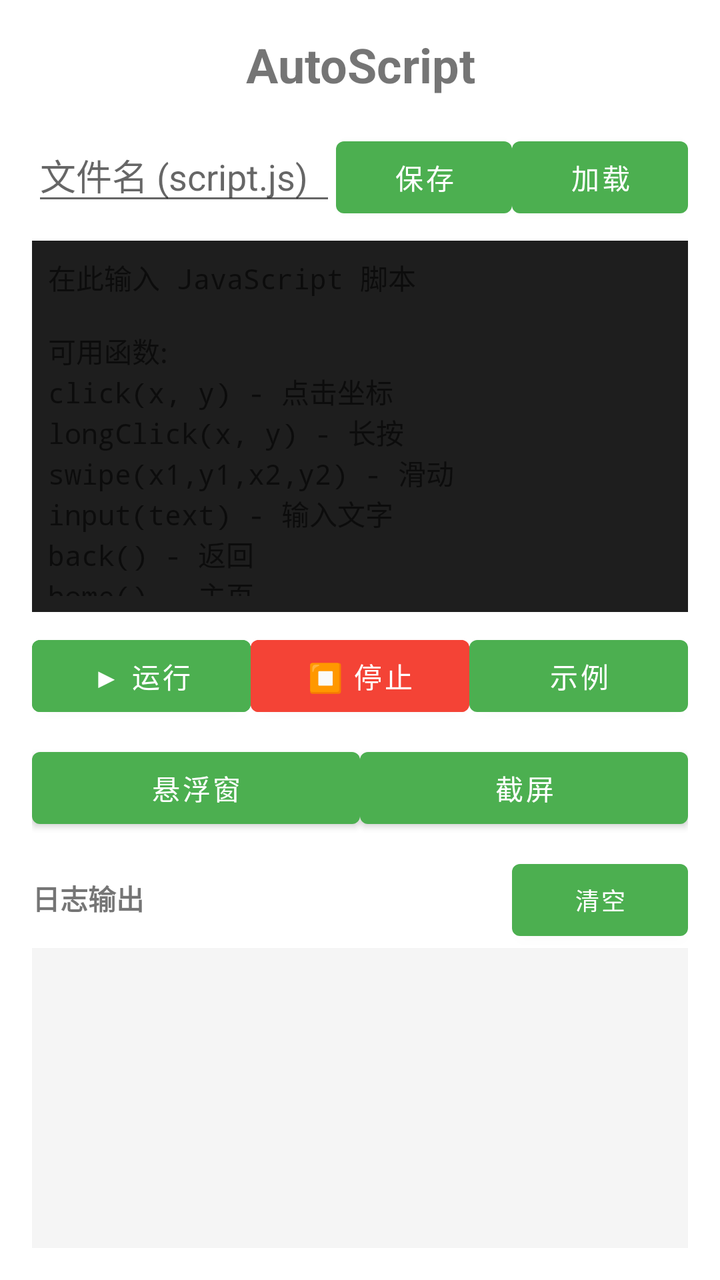
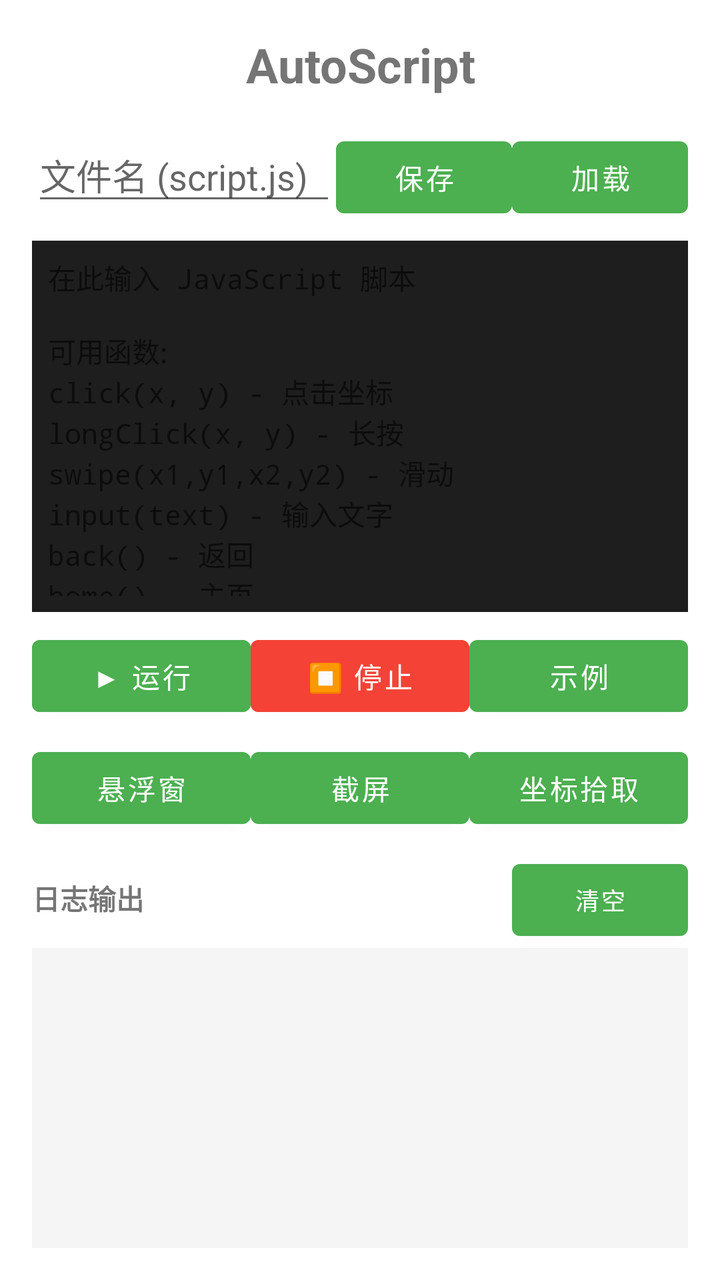

Before-and-after screenshots of an Android layout around one commit, followed by the original layout XML and the change that was made.
<!-- AndroidManifest.xml: application theme Theme.AutoScript -->
<!-- res/layout/activity_main.xml -->
<?xml version="1.0" encoding="utf-8"?>
<LinearLayout xmlns:android="http://schemas.android.com/apk/res/android"
    xmlns:tools="http://schemas.android.com/tools"
    android:layout_width="match_parent"
    android:layout_height="match_parent"
    android:orientation="vertical"
    android:padding="16dp"
    tools:ignore="HardcodedText,ButtonStyle,LabelFor">

    
    <TextView
        android:layout_width="match_parent"
        android:layout_height="wrap_content"
        android:text="AutoScript"
        android:textSize="24sp"
        android:textStyle="bold"
        android:gravity="center"
        android:paddingBottom="16dp" />

    
    <LinearLayout
        android:layout_width="match_parent"
        android:layout_height="wrap_content"
        android:orientation="horizontal"
        android:paddingBottom="8dp">

        <EditText
            android:id="@+id/etFileName"
            android:layout_width="0dp"
            android:layout_height="wrap_content"
            android:layout_weight="1"
            android:hint="文件名 (script.js)"
            android:inputType="text"
            android:singleLine="true"
            android:autofillHints="filename"
            android:importantForAutofill="no" />

        <Button
            android:id="@+id/btnSave"
            android:layout_width="wrap_content"
            android:layout_height="wrap_content"
            android:text="保存" />

        <Button
            android:id="@+id/btnLoad"
            android:layout_width="wrap_content"
            android:layout_height="wrap_content"
            android:text="加载" />
    </LinearLayout>

    
    <EditText
        android:id="@+id/etScript"
        android:layout_width="match_parent"
        android:layout_height="0dp"
        android:layout_weight="1"
        android:inputType="textMultiLine"
        android:hint="在此输入 JavaScript 脚本&#10;&#10;可用函数:&#10;click(x, y) - 点击坐标&#10;longClick(x, y) - 长按&#10;swipe(x1,y1,x2,y2) - 滑动&#10;input(text) - 输入文字&#10;back() - 返回&#10;home() - 主页&#10;sleep(ms) - 延迟&#10;log(msg) - 输出日志&#10;toast(msg) - 显示提示&#10;&#10;节点操作:&#10;clickText(text) - 通过文本点击&#10;clickId(id) - 通过ID点击&#10;findText(text) - 查找文本&#10;&#10;识图操作:&#10;findImage(path) - 查找图片&#10;findAndClick(path) - 查找并点击&#10;&#10;颜色操作:&#10;getColor(x,y) - 获取颜色&#10;findColor(hex) - 查找颜色&#10;colorMatch(x,y,hex) - 颜色匹配"
        android:gravity="top"
        android:fontFamily="monospace"
        android:textSize="14sp"
        android:background="#1E1E1E"
        android:textColor="#FFFFFF"
        android:padding="8dp"
        android:scrollbars="vertical"
        android:importantForAutofill="no" />

    
    <LinearLayout
        android:layout_width="match_parent"
        android:layout_height="wrap_content"
        android:orientation="horizontal"
        android:paddingTop="8dp"
        android:gravity="center">

        <Button
            android:id="@+id/btnRun"
            android:layout_width="0dp"
            android:layout_height="wrap_content"
            android:layout_weight="1"
            android:text="▶ 运行"
            android:backgroundTint="#4CAF50" />

        <Button
            android:id="@+id/btnStop"
            android:layout_width="0dp"
            android:layout_height="wrap_content"
            android:layout_weight="1"
            android:text="⏹ 停止"
            android:backgroundTint="#F44336" />

        <Button
            android:id="@+id/btnSample"
            android:layout_width="0dp"
            android:layout_height="wrap_content"
            android:layout_weight="1"
            android:text="示例" />
    </LinearLayout>

    
    <LinearLayout
        android:layout_width="match_parent"
        android:layout_height="wrap_content"
        android:orientation="horizontal"
        android:paddingTop="8dp"
        android:gravity="center">

        <Button
            android:id="@+id/btnFloating"
            android:layout_width="0dp"
            android:layout_height="wrap_content"
            android:layout_weight="1"
            android:text="悬浮窗" />

        <Button
            android:id="@+id/btnScreenCapture"
            android:layout_width="0dp"
            android:layout_height="wrap_content"
            android:layout_weight="1"
            android:text="截屏" />
    </LinearLayout>

    
    <LinearLayout
        android:layout_width="match_parent"
        android:layout_height="wrap_content"
        android:orientation="vertical"
        android:paddingTop="8dp">

        <LinearLayout
            android:layout_width="match_parent"
            android:layout_height="wrap_content"
            android:orientation="horizontal">

            <TextView
                android:layout_width="0dp"
                android:layout_height="wrap_content"
                android:layout_weight="1"
                android:text="日志输出"
                android:textStyle="bold" />

            <Button
                android:id="@+id/btnClearLog"
                android:layout_width="wrap_content"
                android:layout_height="wrap_content"
                android:text="清空"
                android:textSize="12sp" />
        </LinearLayout>

        <ScrollView
            android:id="@+id/scrollLog"
            android:layout_width="match_parent"
            android:layout_height="150dp"
            android:background="#F5F5F5"
            android:padding="8dp">

            <TextView
                android:id="@+id/tvLog"
                android:layout_width="match_parent"
                android:layout_height="wrap_content"
                android:fontFamily="monospace"
                android:textSize="12sp" />
        </ScrollView>
    </LinearLayout>

</LinearLayout>
<!-- resources referenced by this layout -->
<resources>
  <style name="Theme.AutoScript" parent="Theme.MaterialComponents.DayNight.DarkActionBar">
          <item name="colorPrimary">#4CAF50</item>
          <item name="colorPrimaryVariant">#388E3C</item>
          <item name="colorOnPrimary">#FFFFFF</item>
          <item name="colorSecondary">#FF9800</item>
          <item name="colorSecondaryVariant">#F57C00</item>
          <item name="colorOnSecondary">#000000</item>
      </style>
</resources>

<!-- the commit's change to res/layout/activity_main.xml (unified diff, before → after) -->
@@ -54,6 +54,7 @@
         android:layout_width="match_parent"
         android:layout_height="0dp"
         android:layout_weight="1"
+        android:minHeight="200dp"
         android:inputType="textMultiLine"
         android:hint="在此输入 JavaScript 脚本&#10;&#10;可用函数:&#10;click(x, y) - 点击坐标&#10;longClick(x, y) - 长按&#10;swipe(x1,y1,x2,y2) - 滑动&#10;input(text) - 输入文字&#10;back() - 返回&#10;home() - 主页&#10;sleep(ms) - 延迟&#10;log(msg) - 输出日志&#10;toast(msg) - 显示提示&#10;&#10;节点操作:&#10;clickText(text) - 通过文本点击&#10;clickId(id) - 通过ID点击&#10;findText(text) - 查找文本&#10;&#10;识图操作:&#10;findImage(path) - 查找图片&#10;findAndClick(path) - 查找并点击&#10;&#10;颜色操作:&#10;getColor(x,y) - 获取颜色&#10;findColor(hex) - 查找颜色&#10;colorMatch(x,y,hex) - 颜色匹配"
         android:gravity="top"
@@ -118,6 +119,13 @@
             android:layout_height="wrap_content"
             android:layout_weight="1"
             android:text="截屏" />
+
+        <Button
+            android:id="@+id/btnCoordPicker"
+            android:layout_width="0dp"
+            android:layout_height="wrap_content"
+            android:layout_weight="1"
+            android:text="坐标拾取" />
     </LinearLayout>
 
     
